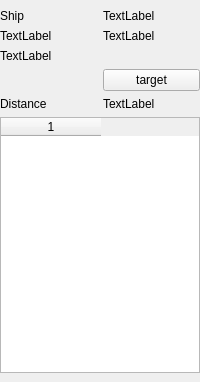
First picture: the form in waterobjectinfo.ui, repository ngc42/WaterWorld, before the edit.
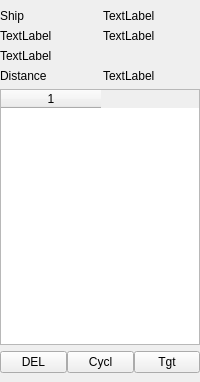
Second picture: the form after the edit.

Commit message: fixed wrong index with ship's target list

Patch:
```diff
--- a/waterobjectinfo.ui
+++ b/waterobjectinfo.ui
@@ -480,16 +480,6 @@
       </property>
      </widget>
     </item>
-    <item row="3" column="1">
-     <widget class="QPushButton" name="pbHumanShipSetTarget">
-      <property name="text">
-       <string>target</string>
-      </property>
-      <property name="autoRepeatDelay">
-       <number>300</number>
-      </property>
-     </widget>
-    </item>
     <item row="0" column="0">
      <widget class="QLabel" name="label_7">
       <property name="text">
@@ -504,21 +494,21 @@
       </property>
      </widget>
     </item>
-    <item row="4" column="0">
+    <item row="3" column="0">
      <widget class="QLabel" name="label_10">
       <property name="text">
        <string>Distance</string>
       </property>
      </widget>
     </item>
-    <item row="4" column="1">
+    <item row="3" column="1">
      <widget class="QLabel" name="labelHumanShipDistance">
       <property name="text">
        <string>TextLabel</string>
       </property>
      </widget>
     </item>
-    <item row="5" column="0" colspan="2">
+    <item row="4" column="0" colspan="2">
      <widget class="QTableWidget" name="tableHTargets">
       <property name="columnCount">
        <number>1</number>
@@ -526,6 +516,63 @@
       <column/>
      </widget>
     </item>
+    <item row="5" column="0" colspan="2">
+     <widget class="QWidget" name="widget_3" native="true">
+      <property name="minimumSize">
+       <size>
+        <width>0</width>
+        <height>0</height>
+       </size>
+      </property>
+      <property name="baseSize">
+       <size>
+        <width>0</width>
+        <height>50</height>
+       </size>
+      </property>
+      <layout class="QGridLayout" name="gridLayout_7">
+       <property name="leftMargin">
+        <number>0</number>
+       </property>
+       <property name="topMargin">
+        <number>0</number>
+       </property>
+       <property name="rightMargin">
+        <number>0</number>
+       </property>
+       <property name="bottomMargin">
+        <number>0</number>
+       </property>
+       <property name="spacing">
+        <number>0</number>
+       </property>
+       <item row="0" column="2">
+        <widget class="QPushButton" name="pbHumanShipSetTarget">
+         <property name="text">
+          <string>Tgt</string>
+         </property>
+         <property name="autoRepeatDelay">
+          <number>300</number>
+         </property>
+        </widget>
+       </item>
+       <item row="0" column="1">
+        <widget class="QPushButton" name="pbHumanShipRepeatTargets">
+         <property name="text">
+          <string>Cycl</string>
+         </property>
+        </widget>
+       </item>
+       <item row="0" column="0">
+        <widget class="QPushButton" name="pbHumanShipDelTarget">
+         <property name="text">
+          <string>DEL</string>
+         </property>
+        </widget>
+       </item>
+      </layout>
+     </widget>
+    </item>
    </layout>
   </widget>
  </widget>
```
The commit also changes 3 other files.
